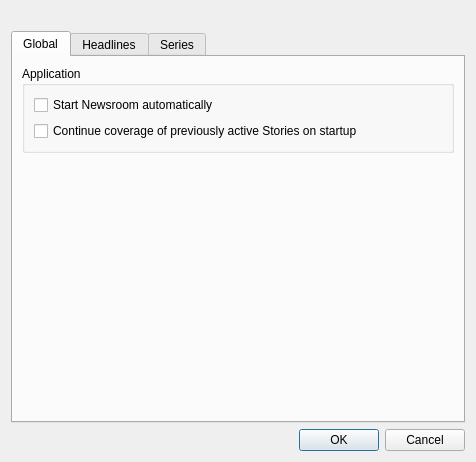
Before: the Qt Designer form settingsdialog.ui in b0bh00d/Newsroom, drawn with Qt 5.
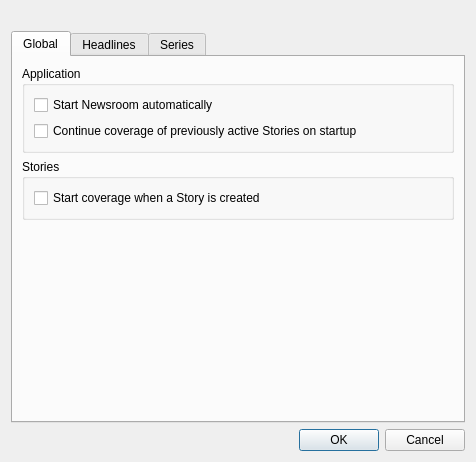
After: the same form once the commit is applied. Icons and pictures are not drawn. Custom widgets are drawn as their Qt base class.

Commit message: Main: Added an option to the global settings that gives control over auto-starting Stories as they are created.

```diff
--- a/settingsdialog.ui
+++ b/settingsdialog.ui
@@ -73,6 +73,22 @@
          </layout>
         </widget>
        </item>
+       <item>
+        <widget class="QGroupBox" name="groupBox_2">
+         <property name="title">
+          <string>Stories</string>
+         </property>
+         <layout class="QVBoxLayout" name="verticalLayout_7">
+          <item>
+           <widget class="QCheckBox" name="check_AutoStartCoverage">
+            <property name="text">
+             <string>Start coverage when a Story is created</string>
+            </property>
+           </widget>
+          </item>
+         </layout>
+        </widget>
+       </item>
        <item>
         <spacer name="verticalSpacer_3">
          <property name="orientation">
```
The commit also changes 4 other files.
